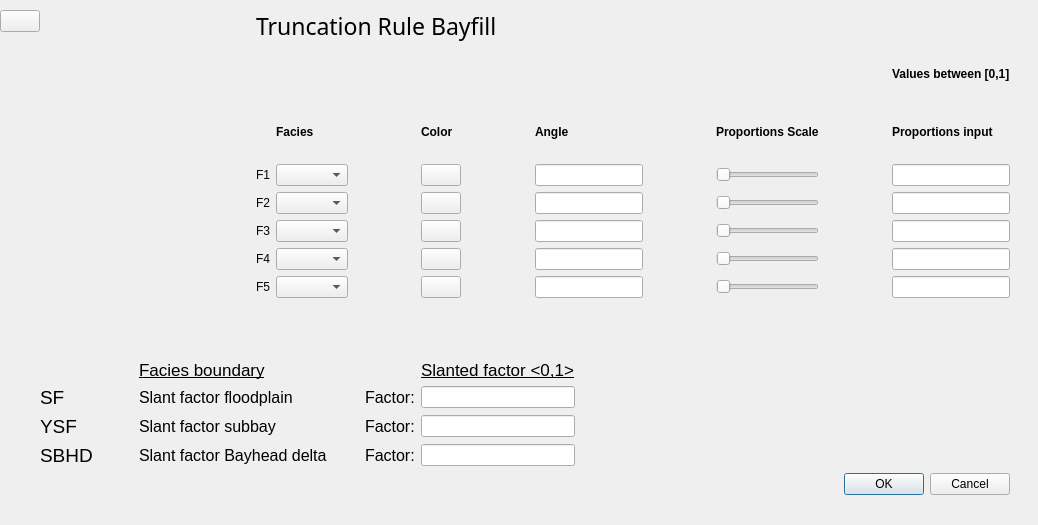
First picture: the form in ui/TruncRuleTypeBayfill.ui, repository equinor/APS-Facies, before the edit.
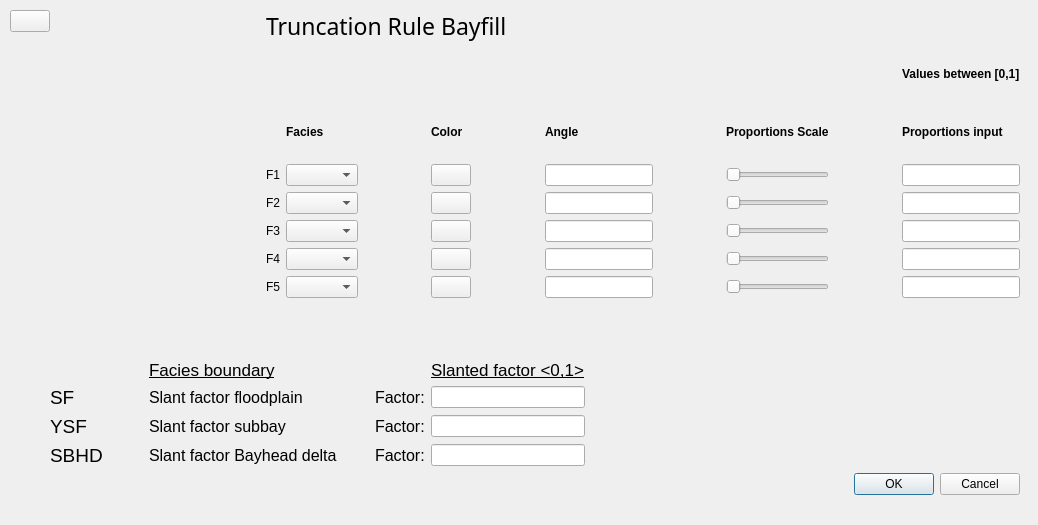
Second picture: the form after the edit. Custom widgets are drawn as their Qt base class.

Commit message: refactor: Moved content of dialog slightly (looks more balanced)

```diff
--- a/ui/TruncRuleTypeBayfill.ui
+++ b/ui/TruncRuleTypeBayfill.ui
@@ -16,7 +16,7 @@
   <widget class="QWidget" name="layoutWidget">
    <property name="geometry">
     <rect>
-     <x>0</x>
+     <x>10</x>
      <y>10</y>
      <width>1010</width>
      <height>485</height>
```
